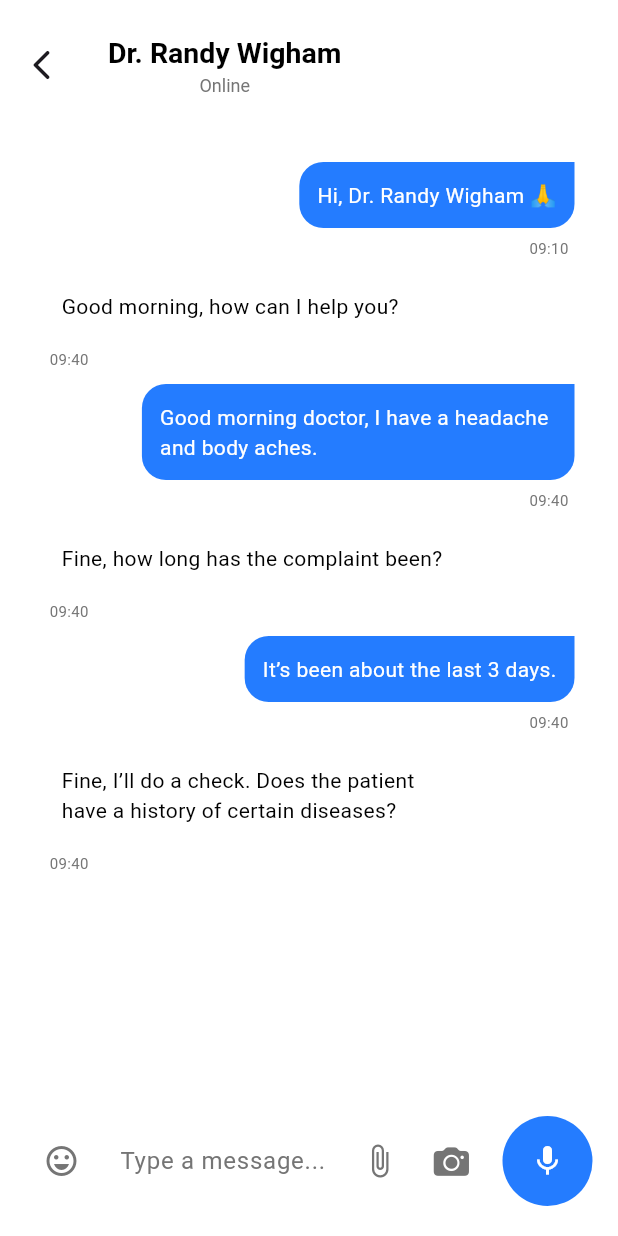
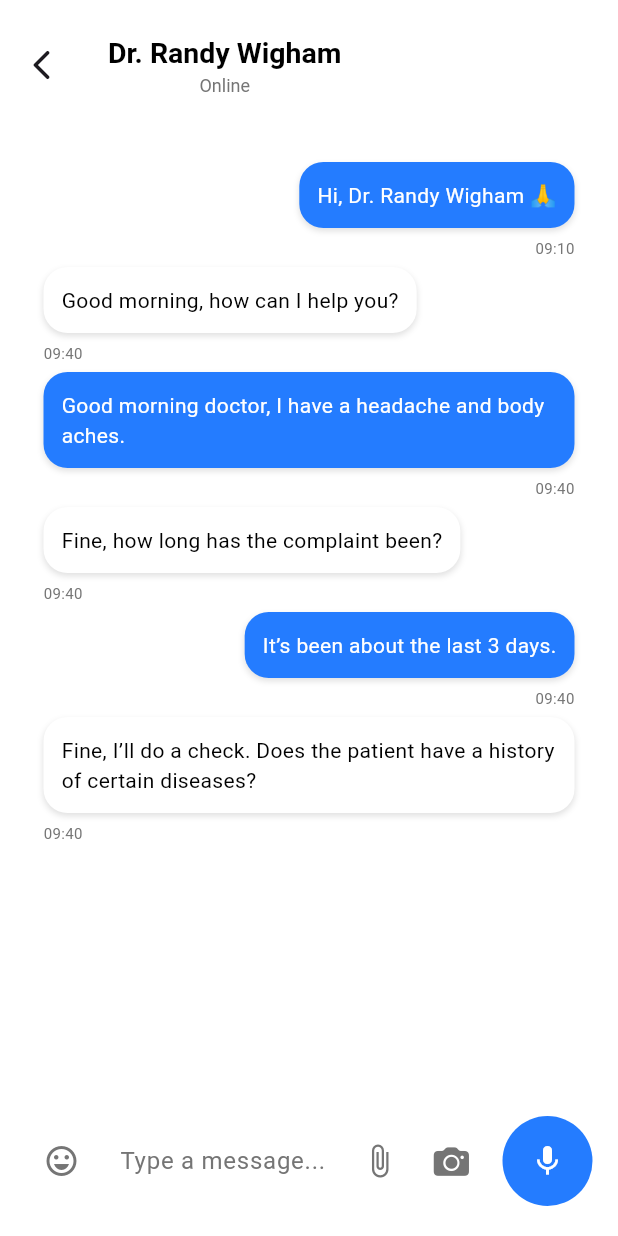
Before and after one commit to nadanasser0/Health_Care_App, a Flutter app: the ChatsListScreen screen opened directly, after a tap on "Dr. Randy Wigham", on a phone screen of 412 x 824 dp. Run offline on Flutter 3.47's test engine with Material 3 defaults, Android fonts, the phone set to English and light mode, and no system bars; our stand-ins replace easy_date_timeline, emoji_picker_flutter, file_picker, image_picker, smooth_page_indicator; missing offline and left inert: record.

Commit message:
last_chat

```diff
--- a/lib/Presentation/chats/models/message_model.dart
+++ b/lib/Presentation/chats/models/message_model.dart
@@ -1,14 +1,21 @@
+enum MessageType { text, image, audio }
+
 class Message {
   final String text;
   final bool isMe;
   final String time;
+  final MessageType type;
+  final String? filePath; // لو صورة أو صوت
 
   Message({
     required this.text,
     required this.isMe,
     required this.time,
+    this.type = MessageType.text,
+    this.filePath,
   });
 }
+
 
 List<Message> demoMessages(String chatName) => [
       Message(text: "Hi, $chatName 🙏", isMe: true, time: "09:10"),
--- a/lib/Presentation/chats/view/chat_details_screen.dart
+++ b/lib/Presentation/chats/view/chat_details_screen.dart
@@ -1,3 +1,4 @@
+import 'dart:io';
 import 'package:flutter/material.dart';
 import 'package:health_care_app/Presentation/chats/models/message_model.dart';
 import 'package:health_care_app/Presentation/chats/widgets/chat_input_field.dart';
@@ -14,21 +15,45 @@ class ChatPage extends StatefulWidget {
 
 class _ChatPageState extends State<ChatPage> {
   final TextEditingController _controller = TextEditingController();
+  final ScrollController _scrollController = ScrollController();
   late List<Message> _messages;
 
   @override
   void initState() {
     super.initState();
-    _messages = demoMessages(widget.chatName);}
+    _messages = demoMessages(widget.chatName);
 
-  void _sendMessage(String msg) {
-    if (msg.trim().isEmpty) return;
+    WidgetsBinding.instance.addPostFrameCallback((_) {
+      if (_scrollController.hasClients) {
+        _scrollController.jumpTo(_scrollController.position.maxScrollExtent);
+      }
+    });
+  }
+
+  void _sendMessage(String msg,
+      {MessageType type = MessageType.text, String? filePath}) {
+    if (msg.trim().isEmpty && filePath == null) return;
+
     setState(() {
-      _messages.add(Message(
+      _messages.add(
+        Message(
           text: msg.trim(),
           isMe: true,
           time: TimeOfDay.now().format(context),
-      ));
+          type: type,
+          filePath: filePath,
+        ),
+      );
+    });
+
+    WidgetsBinding.instance.addPostFrameCallback((_) {
+      if (_scrollController.hasClients) {
+        _scrollController.animateTo(
+          _scrollController.position.maxScrollExtent,
+          duration: const Duration(milliseconds: 300),
+          curve: Curves.easeOut,
+        );
+      }
     });
   }
 
@@ -36,7 +61,8 @@ class _ChatPageState extends State<ChatPage> {
   Widget build(BuildContext context) {
     return Scaffold(
       backgroundColor: AppColors.whiteColor,
-      appBar: PreferredSize(
+      resizeToAvoidBottomInset:
+          true,       appBar: PreferredSize(
         preferredSize: const Size.fromHeight(70),
         child: Padding(
           padding: const EdgeInsets.only(top: 17),
@@ -73,49 +99,90 @@ class _ChatPageState extends State<ChatPage> {
           children: [
             Expanded(
               child: ListView.builder(
+                controller:
+                    _scrollController, // ✅ نتحكم في حركة القائمة لما نضيف رسالة
                 padding: const EdgeInsets.all(12),
                 itemCount: _messages.length,
                 itemBuilder: (context, index) {
                   final msg = _messages[index];
                   final isMe = msg.isMe;
 
+                  Widget messageContent;
+
+                  switch (msg.type) {
+                    case MessageType.text:
+                      messageContent = Text(
+                        msg.text,
+                        style: TextStyle(
+                          color: isMe
+                              ? AppColors.whiteColor
+                              : AppColors.blackColor,
+                        ),
+                      );
+                      break;
+                    case MessageType.image:
+                      messageContent = ClipRRect(
+                        borderRadius: BorderRadius.circular(12),
+                        child: Image.file(
+                          File(msg.filePath!),
+                          width: 200,
+                          fit: BoxFit.cover,
+                        ),
+                      );
+                      break;
+                    case MessageType.audio:
+                      messageContent = Row(
+                        mainAxisSize: MainAxisSize.min,
+                        children: [
+                          Icon(Icons.play_arrow,
+                              color: isMe
+                                  ? AppColors.whiteColor
+                                  : AppColors.blueColor),
+                          const SizedBox(width: 8),
+                          Text(
+                            "Voice message",
+                            style: TextStyle(
+                              color: isMe
+                                  ? AppColors.whiteColor
+                                  : AppColors.blackColor,
+                            ),
+                          ),
+                        ],
+                      );
+                      break;
+                  }
+
                   return Align(
-                    alignment: isMe ? Alignment.centerRight : Alignment.centerLeft,
+                    alignment:
+                        isMe ? Alignment.centerRight : Alignment.centerLeft,
                     child: Column(
-                      crossAxisAlignment:
-                          isMe ? CrossAxisAlignment.end : CrossAxisAlignment.start,
+                      crossAxisAlignment: isMe
+                          ? CrossAxisAlignment.end
+                          : CrossAxisAlignment.start,
                       children: [
                         Container(
                           margin: const EdgeInsets.symmetric(vertical: 6),
                           padding: const EdgeInsets.all(12),
-                          constraints: BoxConstraints(
-                            maxWidth: MediaQuery.of(context).size.width * 0.7,
+                          decoration: BoxDecoration(
+                            color: isMe
+                                ? AppColors.blueColor
+                                : AppColors.whiteColor,
+                            borderRadius: BorderRadius.circular(16),
+                            boxShadow: [
+                              BoxShadow(
+                                color: Colors.black12,
+                                blurRadius: 3,
+                                offset: const Offset(0, 2),
+                              )
+                            ],
                           ),
-                          decoration: BoxDecoration(
-                            color: isMe ? AppColors.blueColor :AppColors.whiteColor,
-                            borderRadius: BorderRadius.only(
-                              topLeft: const Radius.circular(16),
-                              topRight: isMe ? Radius.zero : const Radius.circular(16),
-                              bottomLeft: const Radius.circular(16),
-                              bottomRight: const Radius.circular(16),
+                          child: messageContent,
                         ),
-
-                          ),
-                          child: Text(
-                            msg.text,
-                            style: TextStyle(
-                              color: isMe ? AppColors.whiteColor :AppColors.blackColor,
-                            ),
-                          ),
-                        ),
-                        Padding(
-                          padding: const EdgeInsets.only(left: 4, right: 4, bottom: 4),
-                          child: Text(
+                        Text(
                           msg.time,
                           style: TextStyle(
                             fontSize: 10,
                             color: AppColors.greyColor,
-                            ),
                           ),
                         ),
                       ],
@@ -126,7 +193,9 @@ class _ChatPageState extends State<ChatPage> {
             ),
             SafeArea(
               child: ChatInput(
-                onSend: _sendMessage,
+                onSend: (msg, {type = MessageType.text, filePath}) {
+                  _sendMessage(msg, type: type, filePath: filePath);
+                },
               ),
             ),
           ],
--- a/lib/Presentation/chats/widgets/chat_input_field.dart
+++ b/lib/Presentation/chats/widgets/chat_input_field.dart
@@ -2,12 +2,12 @@ import 'package:flutter/cupertino.dart';
 import 'package:flutter/material.dart';
 import 'package:emoji_picker_flutter/emoji_picker_flutter.dart';
 import 'package:file_picker/file_picker.dart';
+import 'package:health_care_app/Presentation/chats/models/message_model.dart';
 import 'package:health_care_app/core/constants/colors.dart';
 import 'package:image_picker/image_picker.dart';
 import 'package:record/record.dart';
 class ChatInput extends StatefulWidget {
-  final Function(String) onSend;
-
+final Function(String, {MessageType type, String? filePath}) onSend;
   const ChatInput({super.key, required this.onSend});
 
   @override
@@ -53,14 +53,13 @@ class _ChatInputState extends State<ChatInput> {
       debugPrint("📂 File picked: ${file.name}");
     }
   }
-
 Future<void> _openCamera() async {
   final XFile? photo = await _picker.pickImage(source: ImageSource.camera);
   if (photo != null) {
-      debugPrint("📸 Photo taken: ${photo.path}");
+    widget.onSend(photo.path);
+    _controller.clear();
   }
 }
-
   Future<void> _startRecording() async {
     if (await _recorder.hasPermission()) {
       final path = '/storage/emulated/0/Download/my_record.m4a';
@@ -68,12 +67,17 @@ class _ChatInputState extends State<ChatInput> {
       debugPrint("🎤 Recording started...");
     }
   }
-
 Future<void> _stopRecording() async {
   final path = await _recorder.stop();
+  if (path != null) {
+    widget.onSend(
+      "Voice message",
+      type: MessageType.audio,
+      filePath: path,
+    );
+  }
   debugPrint("🛑 Recording saved at: $path");
 }
-
   @override
   Widget build(BuildContext context) {
     return Column(
--- a/lib/core/constants/colors.dart
+++ b/lib/core/constants/colors.dart
@@ -11,6 +11,6 @@ static final Color textColor = Color(0xFF223A6A);
 static final Color spalshBackGroundColor = Color(0xFFE4EBF7);
 static final Color greyColor = Colors.grey[600]!;
 static final Color darkGreyColor = Color(0xFF454B60);
-static final Color redColor = Colors.red;
+//static final Color redColor = Colors.red;
 
 }
--- a/lib/main.dart
+++ b/lib/main.dart
@@ -1,8 +1,8 @@
 import 'package:flutter/material.dart';
 import 'package:health_care_app/Presentation/auth/view/login_view.dart';
 import 'package:health_care_app/Presentation/auth/view/signup_view.dart';
+import 'package:health_care_app/Presentation/chats/view/chats_list_screen.dart';
 import 'package:health_care_app/Presentation/splash_screen/splash.dart';
-
 import 'Presentation/book/book_appointment.dart';
 
 void main() {
@@ -16,7 +16,7 @@ class MainApp extends StatelessWidget {
   Widget build(BuildContext context) {
     return MaterialApp(
       debugShowCheckedModeBanner: false,
-      home: Splash(),
+      home: ChatsListScreen(),
     );
   }
 }
```
Also changed, not shown: 5 other files. Lines whose indentation alone changed are shown as unchanged.
